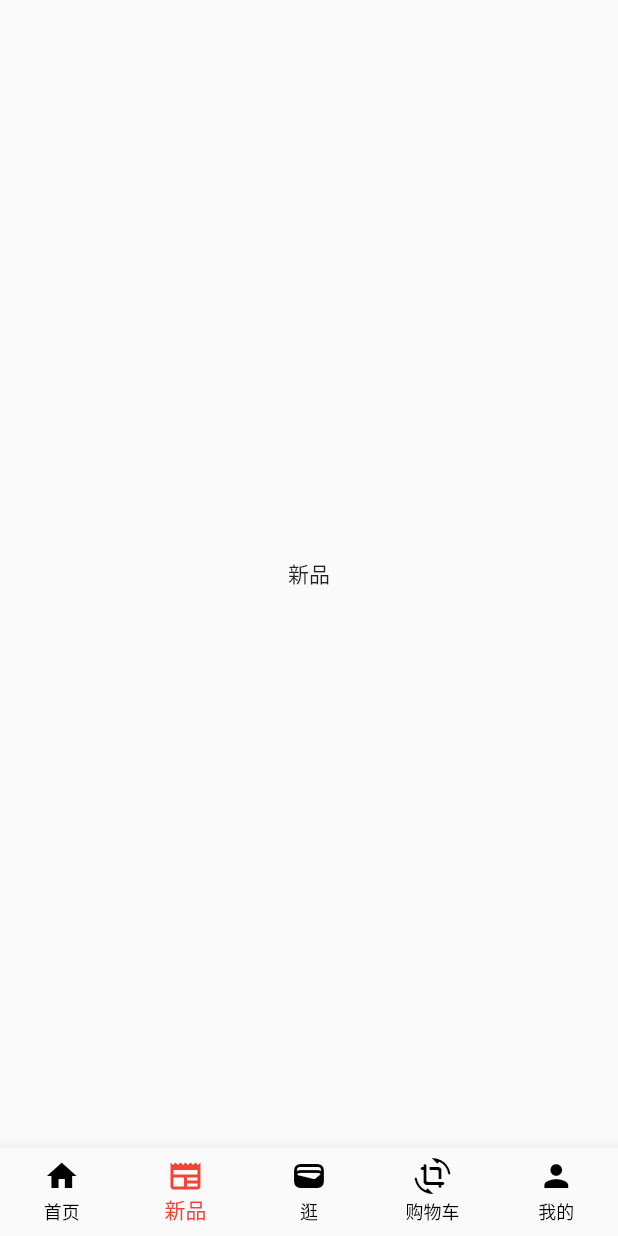
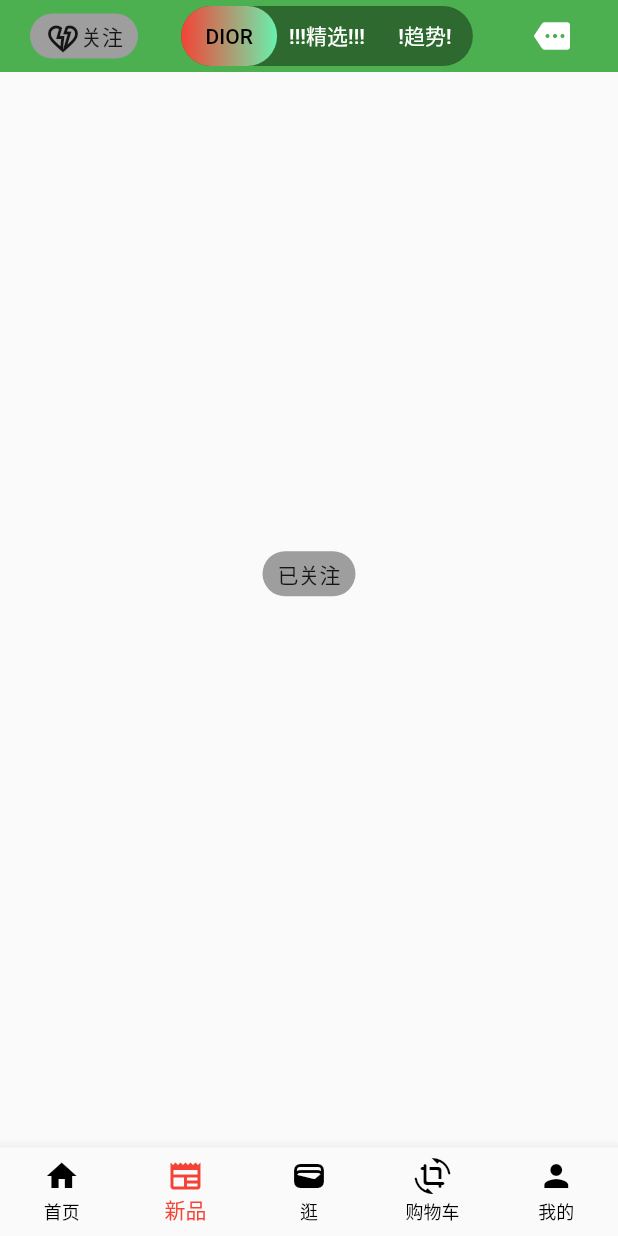
Before and after one commit to haoyoumoli/flutter_jd_demo, a Flutter app: the screen it shows after launch, item 2 of the bottom bar chosen, on a phone screen of 412 x 824 dp. Run offline on Flutter 3.47's test engine with Material 2 defaults, Android fonts, the phone set to English and light mode, and no system bars; our stand-ins replace cached_network_image, card_swiper, video_player; network calls fail.

Commit message:
实现京东新品页面顶部导航栏

```diff
--- /dev/null
+++ b/lib/models/new_model.dart
@@ -0,0 +1,12 @@
+import 'package:flutter/foundation.dart';
+
+class NewGoodsModel extends ChangeNotifier {
+  bool _isFollowing = true;
+
+  set isFollowing(bool value) {
+    _isFollowing = value;
+    notifyListeners();
+  }
+
+  bool get isFollowing => _isFollowing;
+}
--- a/lib/pages/jd_looking_page.dart
+++ b/lib/pages/jd_looking_page.dart
@@ -13,7 +13,7 @@ class _JDLookingPageState extends State<JDLookingPage> {
     print("<逛>被构建了");
     return const Scaffold(
       body: Center(
-        child: Text('新品'),
+        child: Text('逛'),
       ),
     );
   }
--- a/lib/pages/jd_new_page.dart
+++ b/lib/pages/jd_new_page.dart
@@ -1,7 +1,9 @@
+import 'dart:async';
+
 import 'package:flutter/material.dart';
-import 'package:flutter/src/widgets/framework.dart';
-import 'package:flutter/src/foundation/key.dart';
-import 'package:flutter_cache_manager/flutter_cache_manager.dart';
+import 'package:jd_demos/models/new_model.dart';
+import 'package:jd_demos/widgets/jd_new_follow_btn.dart';
+import 'package:provider/provider.dart';
 
 ///新品页面
 class JDNewPage extends StatefulWidget {
@@ -12,13 +14,43 @@ class JDNewPage extends StatefulWidget {
 }
 
 class _JDNewPageState extends State<JDNewPage> {
+  final StreamController _followingSc = StreamController<bool>();
+
+  bool _isFollowing = false;
+
+  @override
+  void initState() {
+    super.initState();
+    _followingSc.add(_isFollowing);
+  }
+
   @override
   Widget build(BuildContext context) {
-    print("<新品>被构建了");
-    return const Scaffold(
-      body: Center(
-        child: Text('新品'),
-      ),
+    debugPrint("<新品>被构建了");
+    return ChangeNotifierProvider(
+      create: (context) => NewGoodsModel(),
+      builder: (context, child) {
+        return Stack(
+          children: [
+            Selector<NewGoodsModel, bool>(selector: (context, model) {
+              return model.isFollowing;
+            }, builder: ((context, isFollowing, child) {
+              return Center(
+                child: FittedBox(
+                  child: FllowButton(
+                      isFllowing: isFollowing,
+                      onTap: () {
+                        final model = context.read<NewGoodsModel>();
+                        model.isFollowing = !model.isFollowing;
+                        //修改isFollowing
+                      }),
+                ),
+              );
+            })),
+            const JDNewTopBar(),
+          ],
+        );
+      },
     );
   }
 }
--- /dev/null
+++ b/lib/tools/globalkey_manager.dart
@@ -0,0 +1,36 @@
+import 'package:flutter/material.dart';
+
+///管理一系列Globalkey,提供增删改查方法
+class GlobalKeyManager {
+  Map<dynamic, GlobalKey> _store = <dynamic, GlobalKey>{};
+
+  ///请求一个GlobalKey,如果不存在回创建一个
+  ///GlobalKey保存在store中,使用key进行查找
+  GlobalKey requestAndCache(key) {
+    GlobalKey? result = _store[key];
+    if (result == null) {
+      _store[key] = GlobalKey();
+    }
+    return _store[key]!;
+  }
+
+  ///使用key查找GlobalKey
+  GlobalKey? get(key) {
+    return _store[key];
+  }
+
+  ///更新key对应的GlobalKey
+  void set({required GlobalKey value, required dynamic key}) {
+    _store[key] = value;
+  }
+
+  ///删除key对应的GlobalKey
+  void remove(key) {
+    _store.remove(key);
+  }
+
+  ///清楚所有GlobalKey
+  void clear() {
+    _store.clear();
+  }
+}
--- /dev/null
+++ b/lib/widgets/jd_new_follow_btn.dart
@@ -0,0 +1,223 @@
+import 'package:flutter/material.dart';
+import 'package:flutter/rendering.dart';
+import 'package:jd_demos/tools/globalkey_manager.dart';
+
+class FollowStreamButton extends StatelessWidget {
+  final Function() onTap;
+  final Stream<bool> isFllowing;
+  const FollowStreamButton(
+      {Key? key, required this.isFllowing, required this.onTap})
+      : super(key: key);
+
+  @override
+  Widget build(BuildContext context) {
+    return StreamBuilder(
+      stream: isFllowing,
+      builder: (context, snapshot) {
+        final boxDec = BoxDecoration(
+            color: Colors.blue.shade500,
+            borderRadius: const BorderRadius.all(Radius.circular(15.0)));
+        Widget child;
+        if (snapshot.hasData && (snapshot.data as bool) == true) {
+          child = Container(
+            alignment: AlignmentDirectional.center,
+            height: 30.0,
+            decoration: boxDec,
+            child: const Text('已关注'),
+          );
+        } else {
+          child = Container(
+            alignment: AlignmentDirectional.center,
+            height: 30,
+            decoration: boxDec,
+            child: Row(
+              children: const [
+                Icon(Icons.heart_broken_outlined),
+                Text('关注'),
+              ],
+            ),
+          );
+        }
+
+        return InkWell(
+          onTap: onTap,
+          child: child,
+        );
+      },
+    );
+  }
+}
+
+class FllowButton extends StatelessWidget {
+  final Function() onTap;
+  final bool isFllowing;
+  const FllowButton({Key? key, required this.isFllowing, required this.onTap})
+      : super(key: key);
+
+  @override
+  Widget build(BuildContext context) {
+    const padding = EdgeInsets.symmetric(horizontal: 10, vertical: 5);
+    final boxDec = BoxDecoration(
+        color: Colors.grey.shade500,
+        borderRadius: const BorderRadius.all(Radius.circular(15.0)));
+    Widget child;
+    if (isFllowing) {
+      child = Container(
+        padding: padding,
+        alignment: AlignmentDirectional.center,
+        height: 30.0,
+        decoration: boxDec,
+        child: const Text('已关注'),
+      );
+    } else {
+      child = Container(
+        padding: padding,
+        alignment: AlignmentDirectional.center,
+        height: 30,
+        decoration: boxDec,
+        child: Row(
+          children: const [
+            Icon(Icons.heart_broken_outlined),
+            Text('关注'),
+          ],
+        ),
+      );
+    }
+
+    return InkWell(
+      onTap: onTap,
+      child: child,
+    );
+  }
+}
+
+class JDNewTopBar extends StatelessWidget {
+  const JDNewTopBar({Key? key}) : super(key: key);
+
+  @override
+  Widget build(BuildContext context) {
+    return Container(
+      color: Colors.green,
+      child: SafeArea(
+          child: Padding(
+        padding: const EdgeInsets.symmetric(horizontal: 20),
+        child: Flex(
+          mainAxisAlignment: MainAxisAlignment.spaceBetween,
+          crossAxisAlignment: CrossAxisAlignment.center,
+          direction: Axis.horizontal,
+          children: [
+            FllowButton(isFllowing: false, onTap: () {}),
+            const JDNewTopMidCategoriesButtons(),
+            IconButton(
+                onPressed: () {},
+                icon: const Icon(
+                  Icons.more,
+                  color: Colors.white,
+                ))
+          ],
+        ),
+      )),
+    );
+  }
+}
+
+class _Cursor extends StatelessWidget {
+  final double width;
+  final double height;
+  const _Cursor({Key? key, required this.width, required this.height})
+      : super(key: key);
+
+  @override
+  Widget build(BuildContext context) {
+    return Container(
+      width: width,
+      height: height,
+      decoration: BoxDecoration(
+          borderRadius: BorderRadius.circular(height * 0.5),
+          gradient: const LinearGradient(
+            colors: [Colors.red, Colors.greenAccent],
+          )),
+    );
+  }
+}
+
+class JDNewTopMidCategoriesButtons extends StatefulWidget {
+  const JDNewTopMidCategoriesButtons({Key? key}) : super(key: key);
+
+  @override
+  State<JDNewTopMidCategoriesButtons> createState() =>
+      _JDNewTopMidCategoriesButtonsState();
+}
+
+class _JDNewTopMidCategoriesButtonsState
+    extends State<JDNewTopMidCategoriesButtons> {
+  final GlobalKeyManager _btnKeys = GlobalKeyManager();
+  int _currentIdx = 0;
+  Size? _cursorSize;
+  Offset? _curOffset;
+  @override
+  void initState() {
+    super.initState();
+
+    WidgetsBinding.instance.addPostFrameCallback((timeStamp) {
+      _updateCursorPosition(0);
+    });
+  }
+
+  @override
+  Widget build(BuildContext context) {
+    List<String> titles = ['DIOR', '!!!精选!!!', '!趋势!'];
+    List<Widget> buttons = [];
+    for (int i = 0; i < titles.length; i++) {
+      GlobalKey key = _btnKeys.requestAndCache(i);
+
+      buttons.add(TextButton(
+          key: key,
+          onPressed: () {
+            _updateCursorPosition(i);
+          },
+          child: Text(titles[i],
+              style: TextStyle(
+                  color: i == _currentIdx ? Colors.black : Colors.white))));
+    }
+    return Container(
+      height: 40,
+      decoration: const BoxDecoration(
+        borderRadius: BorderRadius.all(Radius.circular(20)),
+        color: Color.fromRGBO(0, 0, 0, 0.4),
+      ),
+      child: Stack(
+        children: [
+          AnimatedPositioned(
+              duration: const Duration(milliseconds: 200),
+              top: _curOffset?.dy,
+              left: _curOffset?.dx,
+              child: _Cursor(
+                width: _cursorSize?.width ?? 0,
+                height: _cursorSize?.height ?? 0,
+              )),
+          Row(
+            children: buttons,
+          ),
+        ],
+      ),
+    );
+  }
+
+  GlobalKey? _getCurBtnKey() {
+    return _btnKeys.get(_currentIdx);
+  }
+
+  void _updateCursorPosition(idx) {
+    setState(() {
+      _currentIdx = idx;
+      final ctx = _getCurBtnKey()?.currentContext;
+      _cursorSize = ctx?.size;
+      var parentData = ctx?.findRenderObject()?.parentData as FlexParentData?;
+      _curOffset = parentData?.offset;
+      debugPrint(_currentIdx.toString());
+      debugPrint(_cursorSize.toString());
+      debugPrint(_curOffset.toString());
+    });
+  }
+}
```
